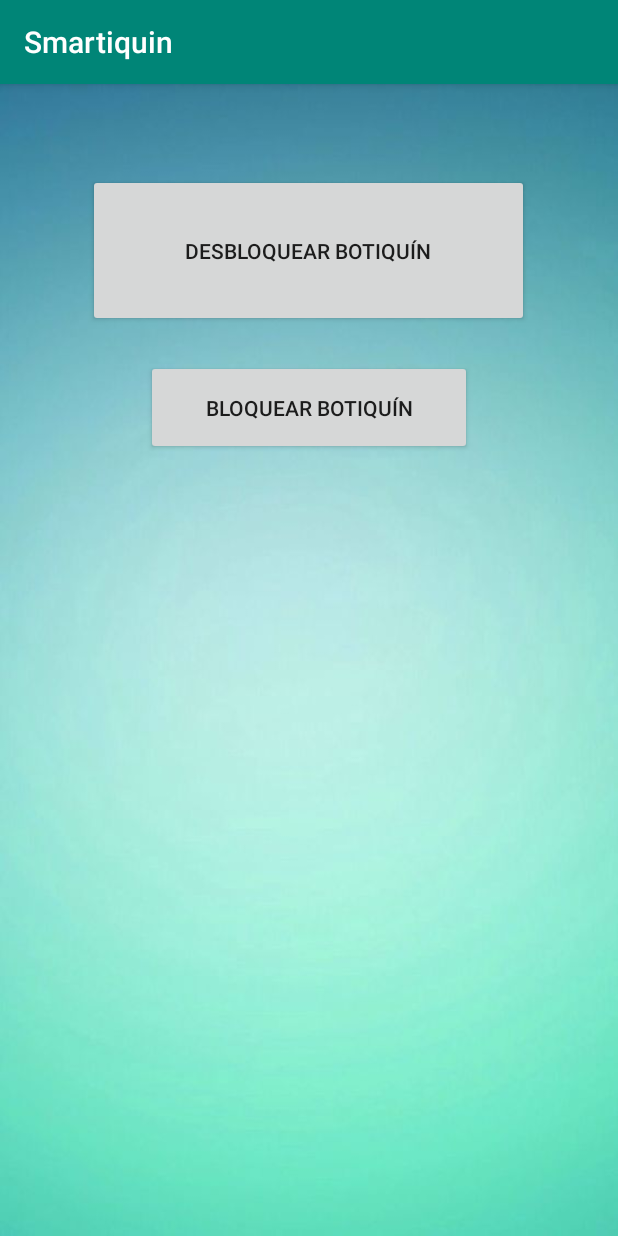
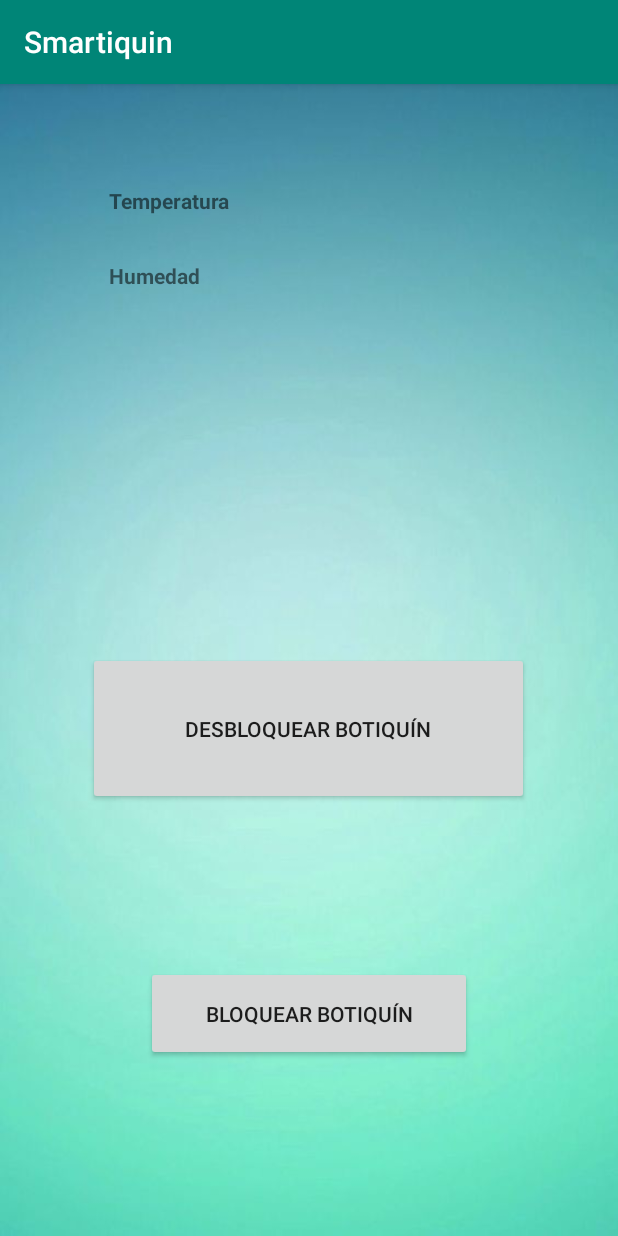
Before and after one commit to giyo08/smartiquin, an Android app: the screen it shows after launch (MainActivity), on a phone screen of 412 x 824 dp. Run offline under Robolectric (Android 15) with nearby library versions, the phone set to English and light mode, and no system bars.

Commit message:
agregado de labels de texto

```diff
--- a/Android/Smartiquin/app/src/main/res/layout/activity_main.xml
+++ b/Android/Smartiquin/app/src/main/res/layout/activity_main.xml
@@ -41,6 +41,38 @@
         app:layout_constraintEnd_toEndOf="parent"
         app:layout_constraintStart_toStartOf="parent"
         app:layout_constraintTop_toTopOf="parent"
-        app:layout_constraintVertical_bias="0.256" />
+        app:layout_constraintVertical_bias="0.842" />
+
+    <TextView
+        android:id="@+id/textView8"
+        android:layout_width="102dp"
+        android:layout_height="30dp"
+        android:layout_marginStart="8dp"
+        android:layout_marginLeft="8dp"
+        android:layout_marginTop="68dp"
+        android:layout_marginEnd="8dp"
+        android:layout_marginRight="8dp"
+        android:text="Temperatura"
+        android:textStyle="bold"
+        app:layout_constraintEnd_toEndOf="parent"
+        app:layout_constraintHorizontal_bias="0.221"
+        app:layout_constraintStart_toStartOf="parent"
+        app:layout_constraintTop_toTopOf="parent" />
+
+    <TextView
+        android:id="@+id/textView9"
+        android:layout_width="107dp"
+        android:layout_height="28dp"
+        android:layout_marginStart="8dp"
+        android:layout_marginLeft="8dp"
+        android:layout_marginTop="20dp"
+        android:layout_marginEnd="8dp"
+        android:layout_marginRight="8dp"
+        android:text="Humedad"
+        android:textStyle="bold"
+        app:layout_constraintEnd_toEndOf="parent"
+        app:layout_constraintHorizontal_bias="0.224"
+        app:layout_constraintStart_toStartOf="parent"
+        app:layout_constraintTop_toBottomOf="@+id/textView8" />
 
 </androidx.constraintlayout.widget.ConstraintLayout>
```
Also changed, not shown: 1 other file.
